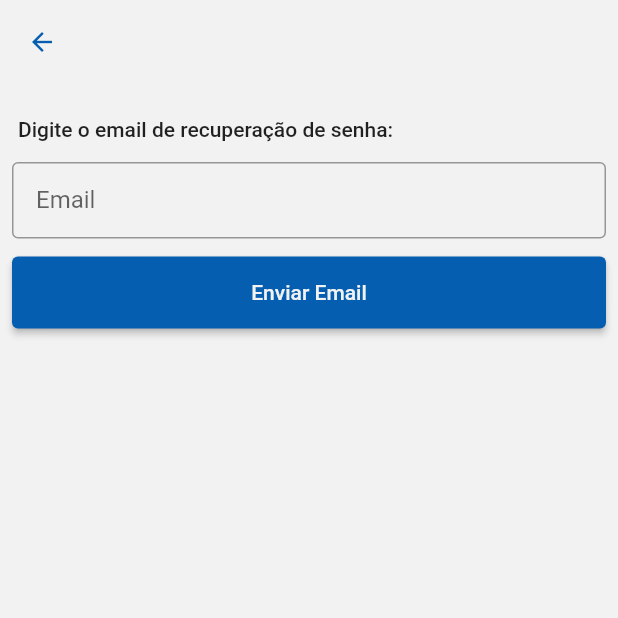
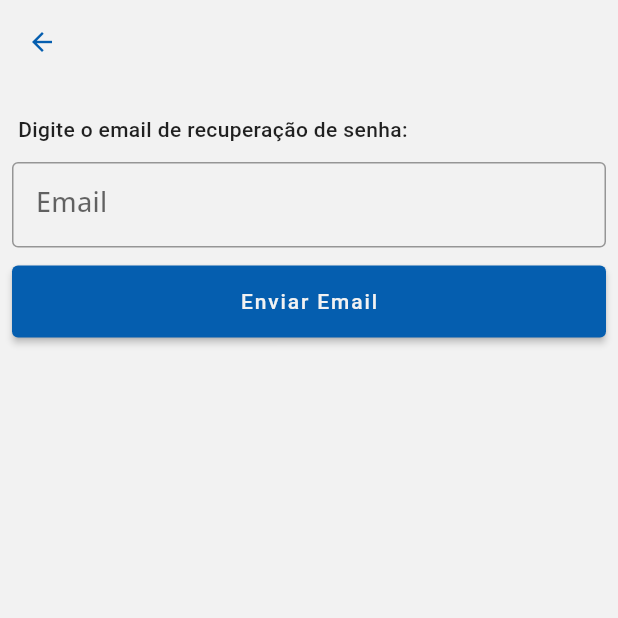
Before and after one commit to DiasNeto0305/sportivo, a Flutter app: the screen it shows after launch, after a tap on "Entrar", after a tap on "Esqueceu sua senha?", on a phone screen of 412 x 824 dp, the top half of it. Run offline on Flutter 3.47's test engine with Material 2 defaults, Android fonts, the phone set to English and light mode, and no system bars; our stand-ins replace carousel_slider, firebase_auth, firebase_core, firebase_storage, flutter_screenutil, font_awesome_flutter and 3 more; accounts and stored records are empty.

```diff
--- a/lib/pages/password_recovery_page.dart
+++ b/lib/pages/password_recovery_page.dart
@@ -29,6 +29,9 @@ class _PasswordRecoveryPageState extends State<PasswordRecoveryPage> {
           msg: 'Um e-mail de recuperação de senha foi enviado para $_email.',
           color: Colors.green[900],
         );
+        Future.delayed(Duration(seconds: 1), () {
+          Navigator.of(context).pop();
+        });
       } on FirebaseAuthException catch (e) {
         if (e.code == 'user-not-found') {
           showSnackbar(
--- a/lib/theme/darkTheme.dart
+++ b/lib/theme/darkTheme.dart
@@ -1,4 +1,5 @@
 import 'package:flutter/material.dart';
+import 'package:google_fonts/google_fonts.dart';
 import 'package:sportivo/theme/colors.dart';
 
 class DarkTheme {
@@ -13,5 +14,27 @@ class DarkTheme {
       ),
     ),
     iconTheme: IconThemeData(color: Colors.white54, size: 20),
+    textTheme: TextTheme(
+      headlineMedium: GoogleFonts.openSans(
+          fontSize: 34, fontWeight: FontWeight.w400, letterSpacing: 0.25),
+      headlineSmall:
+          GoogleFonts.openSans(fontSize: 24, fontWeight: FontWeight.w400),
+      titleLarge: GoogleFonts.openSans(
+          fontSize: 20, fontWeight: FontWeight.w500, letterSpacing: 0.15),
+      titleMedium: GoogleFonts.openSans(
+          fontSize: 18, fontWeight: FontWeight.w500, letterSpacing: 0.15),
+      titleSmall: GoogleFonts.openSans(
+          fontSize: 14, fontWeight: FontWeight.w500, letterSpacing: 0.1),
+      bodyLarge: GoogleFonts.roboto(
+          fontSize: 16, fontWeight: FontWeight.w400, letterSpacing: 0.5),
+      bodyMedium: GoogleFonts.roboto(
+          fontSize: 14, fontWeight: FontWeight.w400, letterSpacing: 0.25),
+      labelLarge: GoogleFonts.roboto(
+          fontSize: 14, fontWeight: FontWeight.w500, letterSpacing: 1.25),
+      bodySmall: GoogleFonts.roboto(
+          fontSize: 12, fontWeight: FontWeight.w400, letterSpacing: 0.4),
+      labelSmall: GoogleFonts.roboto(
+          fontSize: 10, fontWeight: FontWeight.w400, letterSpacing: 1.5),
+    ),
   );
 }
--- a/lib/theme/lightTheme.dart
+++ b/lib/theme/lightTheme.dart
@@ -1,4 +1,5 @@
 import 'package:flutter/material.dart';
+import 'package:google_fonts/google_fonts.dart';
 import 'package:sportivo/theme/colors.dart';
 
 class LightTheme {
@@ -16,5 +17,27 @@ class LightTheme {
       color: Colors.black54,
       size: 20,
     ),
+    textTheme: TextTheme(
+      headlineMedium: GoogleFonts.openSans(
+          fontSize: 34, fontWeight: FontWeight.w400, letterSpacing: 0.25),
+      headlineSmall:
+          GoogleFonts.openSans(fontSize: 24, fontWeight: FontWeight.w400),
+      titleLarge: GoogleFonts.openSans(
+          fontSize: 20, fontWeight: FontWeight.w500, letterSpacing: 0.15),
+      titleMedium: GoogleFonts.openSans(
+          fontSize: 18, fontWeight: FontWeight.w500, letterSpacing: 0.15),
+      titleSmall: GoogleFonts.openSans(
+          fontSize: 14, fontWeight: FontWeight.w500, letterSpacing: 0.1),
+      bodyLarge: GoogleFonts.roboto(
+          fontSize: 16, fontWeight: FontWeight.w400, letterSpacing: 0.5),
+      bodyMedium: GoogleFonts.roboto(
+          fontSize: 14, fontWeight: FontWeight.w400, letterSpacing: 0.25),
+      labelLarge: GoogleFonts.roboto(
+          fontSize: 14, fontWeight: FontWeight.w500, letterSpacing: 1.25),
+      bodySmall: GoogleFonts.roboto(
+          fontSize: 12, fontWeight: FontWeight.w400, letterSpacing: 0.4),
+      labelSmall: GoogleFonts.roboto(
+          fontSize: 10, fontWeight: FontWeight.w400, letterSpacing: 1.5),
+    ),
   );
 }
--- a/pubspec.yaml
+++ b/pubspec.yaml
@@ -72,6 +72,7 @@ flutter:
     - assets/img/Yoga.png
     - assets/img/Logo.png
     - assets/img/littleboyswimming.png
+    - assets/img/profile_diary_image.jpg
 
   # An image asset can refer to one or more resolution-specific "variants", see
   # https://flutter.dev/assets-and-images/#resolution-aware.
```
Also changed, not shown: lib/pages/home_page.dart (+22 -16 lines), lib/pages/signup_page.dart (+13 -3 lines), assets/img/profile_diary_image.jpg (added), pubspec.lock.
